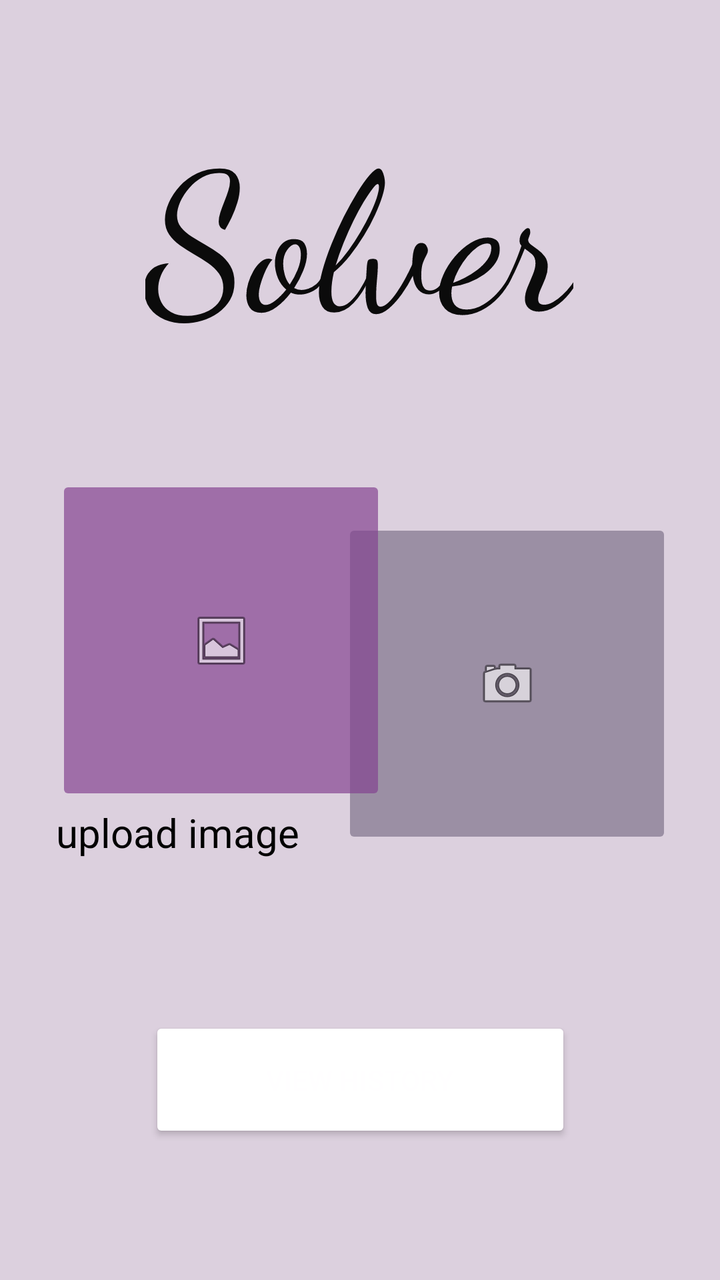
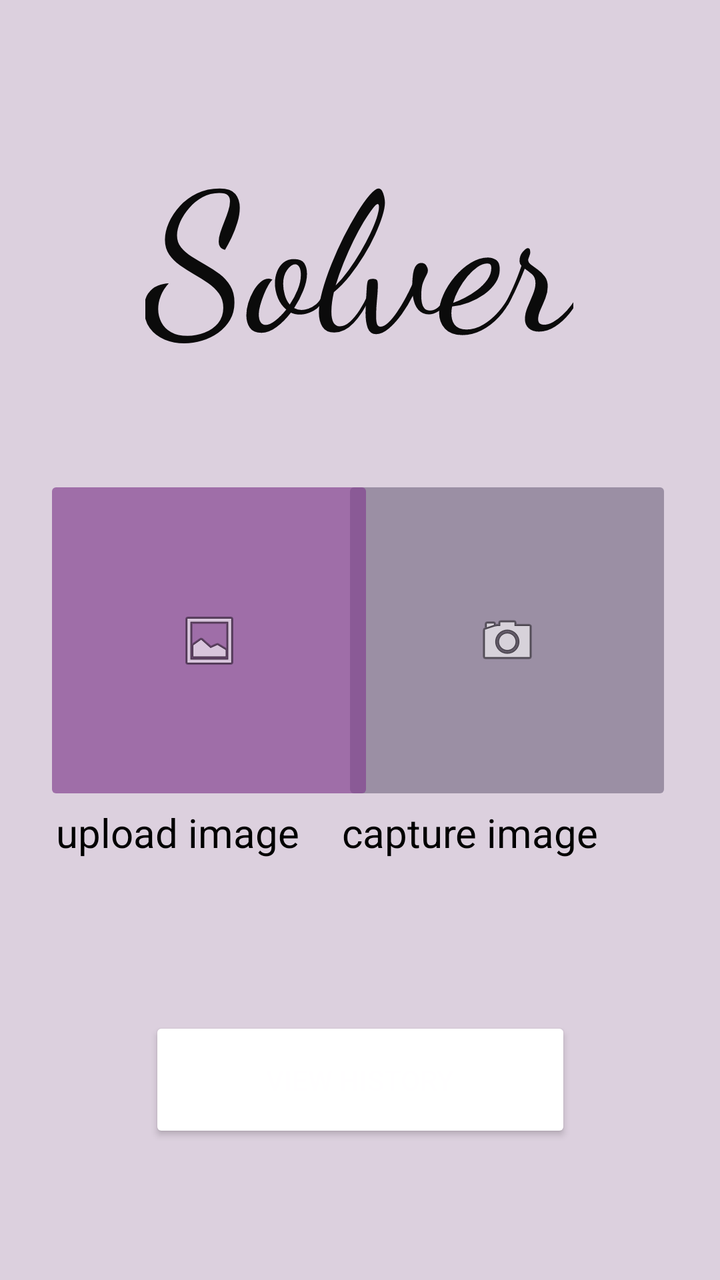

Two renders of the same Android screen: before a commit and after it. Below are the layout's source before the change and the commit's diff.
<!-- AndroidManifest.xml: application theme Theme.SolverApp -->
<!-- res/layout/activity_main.xml -->
<?xml version="1.0" encoding="utf-8"?>
<androidx.constraintlayout.widget.ConstraintLayout xmlns:android="http://schemas.android.com/apk/res/android"
    xmlns:app="http://schemas.android.com/apk/res-auto"
    xmlns:tools="http://schemas.android.com/tools"
    android:id="@+id/main"
    android:layout_width="match_parent"
    android:layout_height="match_parent"
    android:background="#DCD0DE"
    android:backgroundTintMode="multiply"
    tools:context=".MainActivity">

    <ImageButton
        android:id="@+id/cameraButton"
        android:layout_width="165dp"
        android:layout_height="165dp"
        android:layout_marginEnd="24dp"
        android:backgroundTint="#9B8FA4"
        android:contentDescription="gallary_button"
        app:layout_constraintBottom_toBottomOf="parent"
        app:layout_constraintEnd_toEndOf="parent"
        app:layout_constraintHorizontal_bias="1.0"
        app:layout_constraintStart_toEndOf="@+id/uploadButton"
        app:layout_constraintTop_toBottomOf="@+id/appName"
        app:layout_constraintVertical_bias="0.261"
        app:srcCompat="@android:drawable/ic_menu_camera" />

    <TextView
        android:id="@+id/uploadImage2"
        android:layout_width="165dp"
        android:layout_height="38dp"
        android:layout_marginStart="28dp"
        android:fontFamily="sans-serif"
        android:text="upload image"
        android:textAlignment="center"
        android:textColor="#000000"
        android:textSize="20sp"
        app:layout_constraintBottom_toBottomOf="parent"
        app:layout_constraintStart_toStartOf="parent"
        app:layout_constraintTop_toBottomOf="@+id/uploadButton"
        app:layout_constraintVertical_bias="0.0" />

    <TextView
        android:id="@+id/appName"
        android:layout_width="214dp"
        android:layout_height="135dp"
        android:layout_marginTop="48dp"
        android:fontFamily="cursive"
        android:text="Solver"
        android:textColor="#0B0B0B"
        android:textSize="96sp"
        android:typeface="normal"
        android:visibility="visible"
        app:layout_constraintEnd_toEndOf="parent"
        app:layout_constraintHorizontal_bias="0.497"
        app:layout_constraintStart_toStartOf="parent"
        app:layout_constraintTop_toTopOf="parent" />

    <Button
        android:id="@+id/history"
        android:layout_width="211dp"
        android:layout_height="63dp"
        android:backgroundTint="#3D3142"
        android:backgroundTintMode="add"
        android:text="VIEW HISTORY"
        android:textColor="#FFFEFF"
        app:layout_constraintBottom_toBottomOf="parent"
        app:layout_constraintEnd_toEndOf="parent"
        app:layout_constraintHorizontal_bias="0.5"
        app:layout_constraintStart_toStartOf="parent"
        app:layout_constraintTop_toTopOf="parent"
        app:layout_constraintVertical_bias="0.881"
        app:rippleColor="#F8F4F4" />

    <TextView
        android:id="@+id/captureImage"
        android:layout_width="165dp"
        android:layout_height="38dp"
        android:layout_marginEnd="24dp"
        android:layout_marginBottom="224dp"
        android:fontFamily="sans-serif"
        android:text="capture image"
        android:textAlignment="center"
        android:textColor="#000000"
        android:textSize="20sp"
        app:layout_constraintBottom_toBottomOf="parent"
        app:layout_constraintEnd_toEndOf="parent"
        app:layout_constraintHorizontal_bias="1.0"
        app:layout_constraintStart_toEndOf="@+id/uploadImage2"
        app:layout_constraintTop_toBottomOf="@+id/cameraButton"
        app:layout_constraintVertical_bias="0.0" />

    <ImageButton
        android:id="@+id/uploadButton"
        android:layout_width="165dp"
        android:layout_height="165dp"
        android:layout_marginStart="28dp"
        android:backgroundTint="#AF834290"
        android:contentDescription="gallary_button"
        app:layout_constraintBottom_toBottomOf="parent"
        app:layout_constraintStart_toStartOf="parent"
        app:layout_constraintTop_toTopOf="parent"
        app:srcCompat="@android:drawable/ic_menu_gallery" />

</androidx.constraintlayout.widget.ConstraintLayout>
<!-- resources referenced by this layout -->
<resources>
  <style name="Theme.SolverApp" parent="Base.Theme.SolverApp" />
  <style name="Base.Theme.SolverApp" parent="Theme.Material3.Light.NoActionBar">
          
          
      </style>
</resources>

<!-- the commit's change to res/layout/activity_main.xml (unified diff, before → after) -->
@@ -20,8 +20,8 @@
         app:layout_constraintEnd_toEndOf="parent"
         app:layout_constraintHorizontal_bias="1.0"
         app:layout_constraintStart_toEndOf="@+id/uploadButton"
-        app:layout_constraintTop_toBottomOf="@+id/appName"
-        app:layout_constraintVertical_bias="0.261"
+        app:layout_constraintTop_toTopOf="@+id/uploadButton"
+        app:layout_constraintVertical_bias="0.0"
         app:srcCompat="@android:drawable/ic_menu_camera" />
 
     <TextView
@@ -50,10 +50,12 @@
         android:textSize="96sp"
         android:typeface="normal"
         android:visibility="visible"
+        app:layout_constraintBottom_toTopOf="@+id/uploadButton"
         app:layout_constraintEnd_toEndOf="parent"
         app:layout_constraintHorizontal_bias="0.497"
         app:layout_constraintStart_toStartOf="parent"
-        app:layout_constraintTop_toTopOf="parent" />
+        app:layout_constraintTop_toTopOf="parent"
+        app:layout_constraintVertical_bias="0.18" />
 
     <Button
         android:id="@+id/history"
@@ -93,10 +95,11 @@
         android:id="@+id/uploadButton"
         android:layout_width="165dp"
         android:layout_height="165dp"
-        android:layout_marginStart="28dp"
         android:backgroundTint="#AF834290"
         android:contentDescription="gallary_button"
         app:layout_constraintBottom_toBottomOf="parent"
+        app:layout_constraintEnd_toEndOf="parent"
+        app:layout_constraintHorizontal_bias="0.113"
         app:layout_constraintStart_toStartOf="parent"
         app:layout_constraintTop_toTopOf="parent"
         app:srcCompat="@android:drawable/ic_menu_gallery" />
